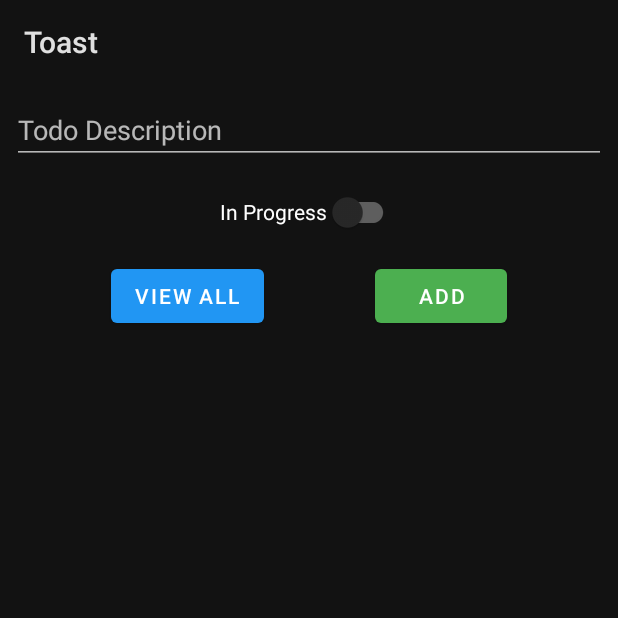
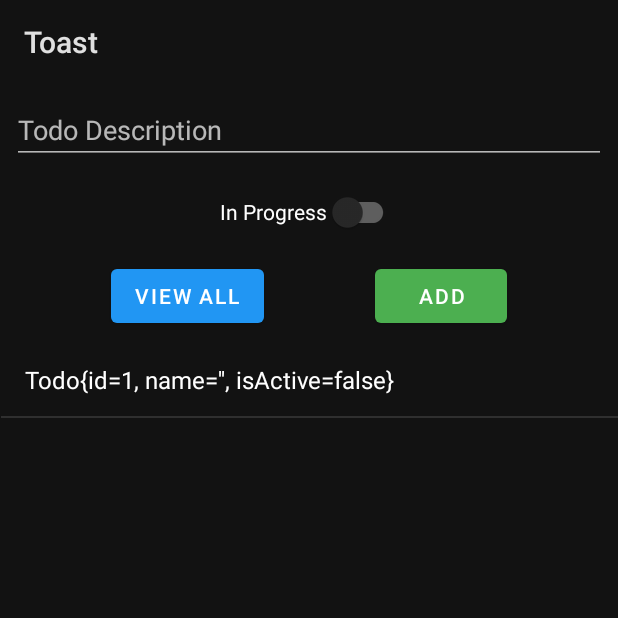
Before and after one commit to FarzanKh/TeamTreeHouseTodo, an Android app: the screen it shows after launch (MainActivity), after a tap on "ADD", on a phone screen of 412 x 824 dp, the top half of it. Run offline under Robolectric (Android 15) with nearby library versions, the phone set to English and light mode, and no system bars; 2 other taps on this screen came first.

Commit message:
second commit -- buttons and list functionality added

```diff
--- a/app/build.gradle
+++ b/app/build.gradle
@@ -8,7 +8,7 @@ android {
 
     defaultConfig {
         applicationId "com.example.teamtreehouse"
-        minSdkVersion 17
+        minSdkVersion 23
         targetSdkVersion 30
         versionCode 1
         versionName "1.0"
--- /dev/null
+++ b/app/src/main/java/com/example/teamtreehouse/DataBaseHelper.java
@@ -0,0 +1,89 @@
+package com.example.teamtreehouse;
+
+import android.content.ContentValues;
+import android.content.Context;
+import android.database.Cursor;
+import android.database.sqlite.SQLiteDatabase;
+import android.database.sqlite.SQLiteOpenHelper;
+
+import androidx.annotation.Nullable;
+
+import java.util.ArrayList;
+import java.util.List;
+
+public class DataBaseHelper extends SQLiteOpenHelper {
+
+    public static final String TODO_TABLE = "TODO_TABLE";
+    public static final String COLUMN_TODO_NAME = "TODO_NAME";
+    public static final String COLUMN_ACTIVE_TODO = "ACTIVE_TODO";
+    public static final String COLUMN_ID = "ID";
+
+    public DataBaseHelper(@Nullable Context context) {
+        super(context, "todo.db", null, 1);
+    }
+
+    // This is called the first time a database is accessed.. code to create database
+    @Override
+    public void onCreate(SQLiteDatabase db) {
+        String createTableStatement = "CREATE TABLE " + TODO_TABLE + "(" + COLUMN_ID + " INTEGER PRIMARY KEY AUTOINCREMENT, " + COLUMN_TODO_NAME + " TEXT, " + COLUMN_ACTIVE_TODO + " BOOL)";
+        db.execSQL(createTableStatement);
+
+    }
+
+
+    // This is called if the database version number changes
+    @Override
+    public void onUpgrade(SQLiteDatabase db, int oldVersion, int newVersion) {
+
+    }
+
+    public boolean addOne(Todo todo) {
+
+        SQLiteDatabase db = this.getWritableDatabase();
+        ContentValues cv = new ContentValues();
+
+        cv.put(COLUMN_TODO_NAME, todo.getName());
+        cv.put(COLUMN_ACTIVE_TODO, todo.isActive());
+
+        long insert = db.insert(TODO_TABLE, null, cv);
+        return insert != -1;
+
+    }
+
+
+    public boolean deleteOne(Todo todoToDelete) {
+        // find todoToDelete in the database. if it found, delete it and return true
+        // if it is not found, return false
+
+        SQLiteDatabase db = this.getWritableDatabase();
+        String queryString = "DELETE FROM " + TODO_TABLE + " WHERE " + COLUMN_ID + " = " + todoToDelete.getId();
+        Cursor cursor = db.rawQuery(queryString, null);
+        return cursor.moveToFirst();
+
+    }
+
+
+    public List<Todo> getEveryone() {
+        List<Todo> returnList = new ArrayList<>();
+
+        String queryString = "SELECT * FROM " + TODO_TABLE;
+        SQLiteDatabase db = this.getReadableDatabase();
+        Cursor cursor = db.rawQuery(queryString, null);
+        if (cursor.moveToFirst()) {
+            // loop through the cursor and create new row
+            do {
+                int todoID = cursor.getInt(0);
+                String todoName = cursor.getString(1);
+                boolean isActive = cursor.getInt(2) == 1 ? true: false;
+                Todo newTodo = new Todo(todoID, todoName, isActive);
+                returnList.add(newTodo);
+            } while (cursor.moveToNext());
+        } else {
+            // we will not add anything to the list
+
+        }
+        cursor.close();
+        db.close();
+        return returnList;
+    }
+}
--- a/app/src/main/java/com/example/teamtreehouse/ViewPagerFragment.java
+++ b/app/src/main/java/com/example/teamtreehouse/ViewPagerFragment.java
@@ -6,6 +6,8 @@ import android.util.Log;
 import android.view.LayoutInflater;
 import android.view.View;
 import android.view.ViewGroup;
+import android.widget.AdapterView;
+import android.widget.ArrayAdapter;
 import android.widget.Button;
 import android.widget.CheckBox;
 import android.widget.EditText;
@@ -20,6 +22,8 @@ import androidx.appcompat.widget.SwitchCompat;
 
 import com.google.android.material.switchmaterial.SwitchMaterial;
 
+import java.util.List;
+
 
 public class ViewPagerFragment extends Fragment {
     public static final String KEY_RECIPE_INDEX = "recipe_index";
@@ -27,6 +31,8 @@ public class ViewPagerFragment extends Fragment {
     EditText edt_name;
     SwitchMaterial sw_active;
     ListView lv_todos;
+    ArrayAdapter todoArrayAdapter;
+    DataBaseHelper dataBaseHelper;
 
 
 
@@ -44,22 +50,29 @@ public class ViewPagerFragment extends Fragment {
         edt_name = (EditText) view.findViewById(R.id.et_name);
         sw_active = (SwitchMaterial) view.findViewById(R.id.sw_active);
         lv_todos = (ListView) view.findViewById(R.id.lv_todos);
-        Todo todo = new Todo(-3, edt_name.getText().toString(), sw_active.isChecked());
+
+        dataBaseHelper = new DataBaseHelper(getContext());
+
+        ShowTodosOnListView(dataBaseHelper);
 
 
         btn_add.setOnClickListener(new View.OnClickListener() {
             @Override
             public void onClick(View v) {
-
+                Todo todo;
                 try {
-                    Todo todo = new Todo(-3, edt_name.getText().toString(), sw_active.isChecked());
+                    todo = new Todo(-3, edt_name.getText().toString(), sw_active.isChecked());
                     Toast.makeText(getActivity(), todo.toString(), Toast.LENGTH_SHORT).show();
                 }
                 catch (Exception e) {
                     Toast.makeText(getActivity(), "Error Creating Todo", Toast.LENGTH_SHORT).show();
-
+                    todo = new Todo(-1, "Error", false);
                 }
 
+                DataBaseHelper dataBaseHelper = new DataBaseHelper(getContext());
+                boolean success = dataBaseHelper.addOne(todo);
+                Toast.makeText(getContext(), "Success", Toast.LENGTH_SHORT).show();
+                ShowTodosOnListView(dataBaseHelper);
             }
         });
 
@@ -67,12 +80,32 @@ public class ViewPagerFragment extends Fragment {
         btn_viewall.setOnClickListener(new View.OnClickListener() {
             @Override
             public void onClick(View view) {
-                Toast.makeText(getActivity(), "hahaha", Toast.LENGTH_SHORT).show();
+                DataBaseHelper dataBaseHelper = new DataBaseHelper(getContext());
+                ShowTodosOnListView(dataBaseHelper);
             }
         });
 
+        lv_todos.setOnItemLongClickListener(new AdapterView.OnItemLongClickListener() {
+            @Override
+            public boolean onItemLongClick(AdapterView<?> parent, View view, int position, long id) {
+                Todo clickedTodo = (Todo) parent.getItemAtPosition(position);
+                dataBaseHelper.deleteOne(clickedTodo);
+                ShowTodosOnListView(dataBaseHelper);
+                Toast.makeText(getContext(), "Deleted " + clickedTodo, Toast.LENGTH_SHORT).show();
+                return true;
+            }
+        });
+
+
         return view;
     }
+
+    private void ShowTodosOnListView(DataBaseHelper dataBaseHelper2) {
+        todoArrayAdapter = new ArrayAdapter<Todo>(getContext(), android.R.layout.simple_list_item_1, dataBaseHelper2.getEveryone());
+        lv_todos.setAdapter(todoArrayAdapter);
+    }
+
+
 
 
     @Override
--- a/app/src/main/res/layout/viewpager_fragment.xml
+++ b/app/src/main/res/layout/viewpager_fragment.xml
@@ -57,11 +57,16 @@
 
     <ListView
         android:id="@+id/lv_todos"
-        android:layout_width="match_parent"
-        android:layout_height="530dp"
+        android:layout_width="411dp"
+        android:layout_height="0dp"
+        android:layout_marginStart="8dp"
+        android:layout_marginTop="8dp"
+        android:layout_marginEnd="8dp"
+        android:layout_marginBottom="8dp"
         app:layout_constraintBottom_toBottomOf="parent"
         app:layout_constraintEnd_toEndOf="parent"
         app:layout_constraintStart_toStartOf="parent"
-        app:layout_constraintTop_toBottomOf="@id/btn_viewAll" />
+        app:layout_constraintTop_toBottomOf="@id/btn_viewAll"
+        app:layout_constraintStart_toEndOf="@id/btn_viewAll"/>
 
 </androidx.constraintlayout.widget.ConstraintLayout>
```
